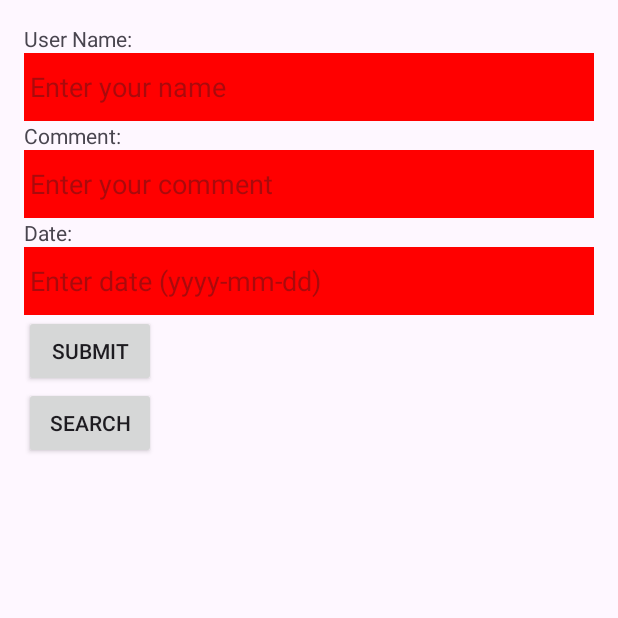
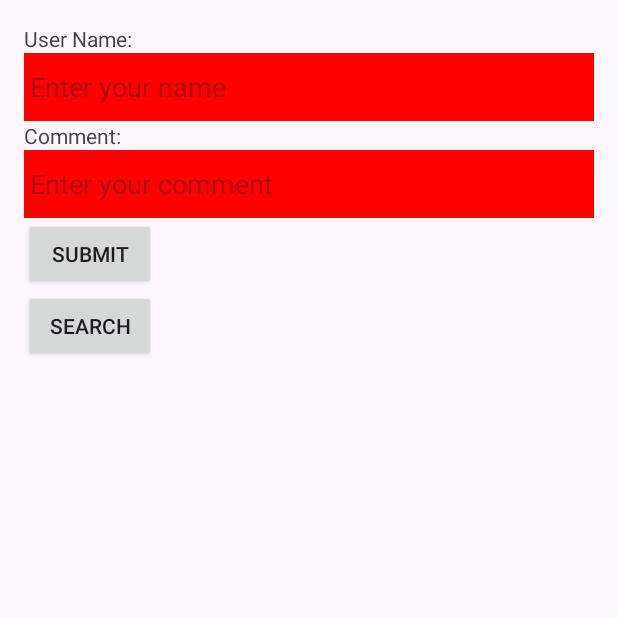
Before and after one commit to bilalz5-github/BlogUI, an Android app: the screen it shows after launch (MainActivity), after a tap on "SUBMIT", on a phone screen of 412 x 824 dp, the top half of it. Run offline under Robolectric (Android 15) with nearby library versions, the phone set to English and light mode, and no system bars.

Commit message:
date functions are added

```diff
--- a/app/src/main/java/com/cloudandmobilecomputing/myapplication/MainActivity.java
+++ b/app/src/main/java/com/cloudandmobilecomputing/myapplication/MainActivity.java
@@ -9,13 +9,14 @@ import android.widget.EditText;
 import android.widget.ListView;
 import android.widget.Toast;
 
+import java.text.SimpleDateFormat; // Import to format date
 import java.util.ArrayList;
+import java.util.Date; // Import to get current date
 
 public class MainActivity extends ListActivity {
     private ArrayList<String> blogEntries; // To hold blog entries
     private EditText userNameInput;         // Input field for user name
     private EditText commentInput;           // Input field for comment
-    private EditText dateInput;              // Input field for date
     private ArrayAdapter<String> adapter;    // Adapter for the ListView
 
     @Override
@@ -31,7 +32,6 @@ public class MainActivity extends ListActivity {
         // Get references to input fields
         userNameInput = findViewById(R.id.userNameInput);
         commentInput = findViewById(R.id.commentInput);
-        dateInput = findViewById(R.id.dateInput);
 
         // Set up the adapter for the ListView
         adapter = new ArrayAdapter<>(this, android.R.layout.simple_list_item_1, blogEntries);
@@ -50,18 +50,14 @@ public class MainActivity extends ListActivity {
     private void addEntry() {
         String userName = userNameInput.getText().toString().trim();
         String comment = commentInput.getText().toString().trim();
-        String date = dateInput.getText().toString().trim();
 
         // Check for empty fields
-        if (userName.isEmpty() || comment.isEmpty() || date.isEmpty()) {
+        if (userName.isEmpty() || comment.isEmpty()) {
             if (userName.isEmpty()) {
                 userNameInput.setBackgroundColor(0xFFFF0000); // Red background
             }
             if (comment.isEmpty()) {
                 commentInput.setBackgroundColor(0xFFFF0000); // Red background
-            }
-            if (date.isEmpty()) {
-                dateInput.setBackgroundColor(0xFFFF0000); // Red background
             }
             Toast.makeText(this, "Please fill in all fields", Toast.LENGTH_SHORT).show();
             return;
@@ -70,19 +66,23 @@ public class MainActivity extends ListActivity {
         // Reset background colors
         userNameInput.setBackgroundColor(0xFFFFFFFF); // White background
         commentInput.setBackgroundColor(0xFFFFFFFF); // White background
-        dateInput.setBackgroundColor(0xFFFFFFFF); // White background
+
+        // Get the current date and time
+        String currentDateTime = new SimpleDateFormat("yyyy-MM-dd HH:mm:ss").format(new Date());
 
         // Format the new entry
-        String newEntry = "Entry " + (blogEntries.size() + 1) + " - " + date + ": " + userName + ": " + comment;
+        String newEntry = "Entry " + (blogEntries.size() + 1) + " - " + currentDateTime + ": " + userName + ": " + comment;
 
         // Add the new entry to the list and notify the adapter
         blogEntries.add(0, newEntry); // Add to the top of the list
         adapter.notifyDataSetChanged(); // Refresh the ListView
 
+        // Show a toast with the current date and time
+        Toast.makeText(this, "Entry added at " + currentDateTime, Toast.LENGTH_SHORT).show();
+
         // Clear input fields
         userNameInput.setText("");
         commentInput.setText("");
-        dateInput.setText("");
     }
 
     // Method to handle searching entries (not implemented yet)
--- a/app/src/main/res/layout/activity_main.xml
+++ b/app/src/main/res/layout/activity_main.xml
@@ -27,18 +27,6 @@
         android:layout_height="wrap_content"
         android:hint="Enter your comment" />
 
-    <TextView
-        android:text="Date:"
-        android:layout_width="wrap_content"
-        android:layout_height="wrap_content" />
-
-    <EditText
-        android:id="@+id/dateInput"
-        android:layout_width="match_parent"
-        android:layout_height="wrap_content"
-        android:hint="Enter date (yyyy-mm-dd)"
-        android:inputType="date" />
-
     <Button
         android:id="@+id/submitButton"
         android:layout_width="wrap_content"
```
